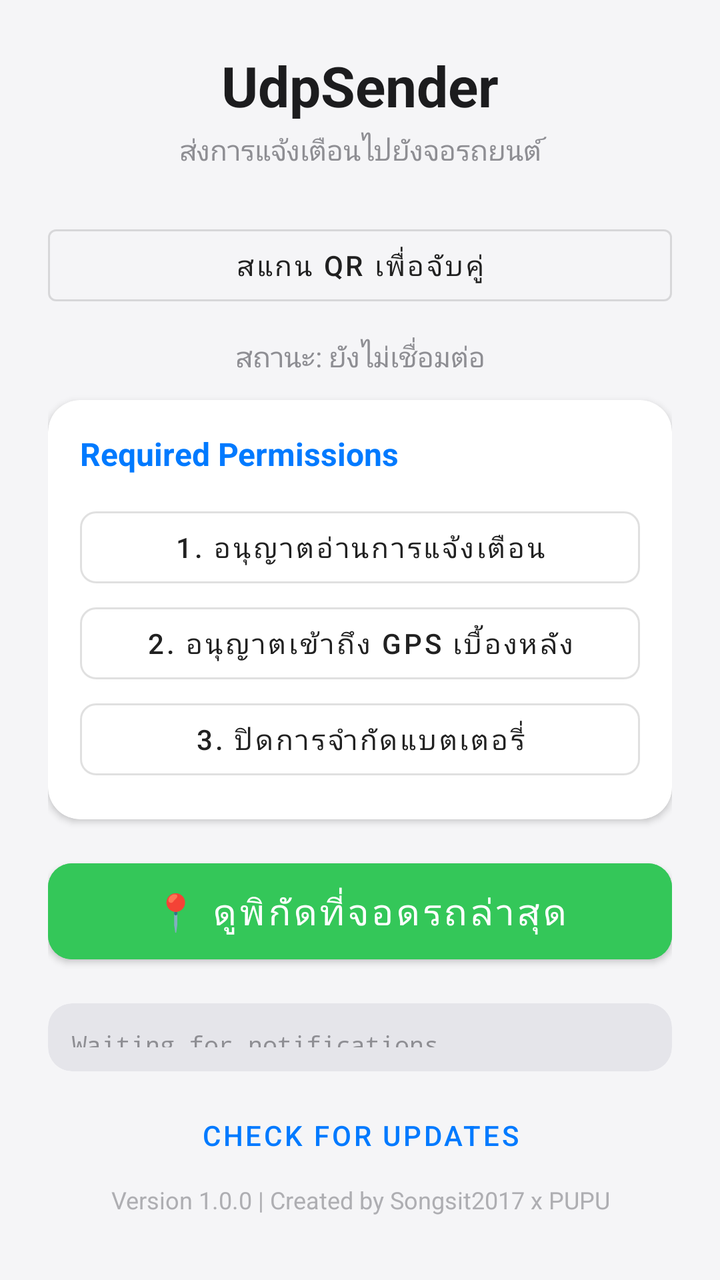
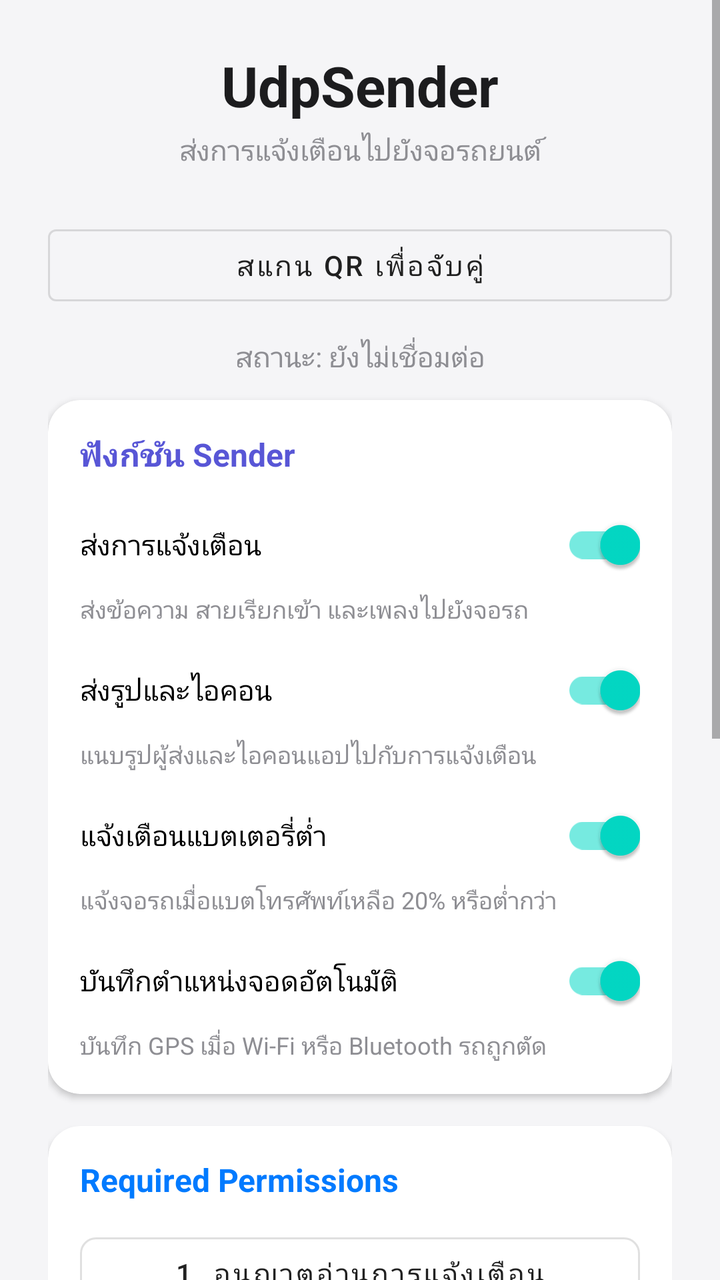

Screens rendered from an Android XML layout before and after an edit, with the pre-edit source and the edit as a unified diff.
<!-- AndroidManifest.xml: application theme Theme.MaterialComponents.DayNight.DarkActionBar -->
<!-- res/layout/activity_main.xml -->
<?xml version="1.0" encoding="utf-8"?>
<LinearLayout xmlns:android="http://schemas.android.com/apk/res/android"
    xmlns:app="http://schemas.android.com/apk/res-auto"
    android:layout_width="match_parent"
    android:layout_height="match_parent"
    android:orientation="vertical"
    android:background="#F5F5F7"
    android:padding="24dp">

    
    <TextView
        android:layout_width="match_parent"
        android:layout_height="wrap_content"
        android:text="UdpSender"
        android:textAlignment="center"
        android:textSize="28sp"
        android:textStyle="bold"
        android:textColor="#1C1C1E"
        android:layout_marginBottom="4dp"/>

    <TextView
        android:layout_width="match_parent"
        android:layout_height="wrap_content"
        android:text="ส่งการแจ้งเตือนไปยังจอรถยนต์"
        android:textAlignment="center"
        android:textSize="14sp"
        android:textColor="#8E8E93"
        android:layout_marginBottom="24dp"/>

    <com.google.android.material.button.MaterialButton
        android:id="@+id/btnScanPairingQr"
        style="@style/Widget.MaterialComponents.Button.OutlinedButton"
        android:layout_width="match_parent"
        android:layout_height="wrap_content"
        android:layout_marginBottom="12dp"
        android:text="สแกน QR เพื่อจับคู่" />

    <TextView
        android:id="@+id/tvConnectionStatus"
        android:layout_width="match_parent"
        android:layout_height="wrap_content"
        android:layout_marginBottom="12dp"
        android:text="สถานะ: ยังไม่เชื่อมต่อ"
        android:textAlignment="center"
        android:textColor="#8E8E93" />

    
    <com.google.android.material.card.MaterialCardView
        android:layout_width="match_parent"
        android:layout_height="wrap_content"
        android:layout_marginBottom="16dp"
        app:cardCornerRadius="16dp"
        app:cardElevation="2dp"
        app:strokeWidth="0dp">

        <LinearLayout
            android:layout_width="match_parent"
            android:layout_height="wrap_content"
            android:orientation="vertical"
            android:padding="16dp">

            <TextView
                android:layout_width="wrap_content"
                android:layout_height="wrap_content"
                android:text="Required Permissions"
                android:textStyle="bold"
                android:textColor="#007AFF"
                android:textSize="16sp"
                android:layout_marginBottom="12dp" />

            <com.google.android.material.button.MaterialButton
                android:id="@+id/btnOpenSettings"
                style="@style/Widget.MaterialComponents.Button.OutlinedButton"
                android:layout_width="match_parent"
                android:layout_height="wrap_content"
                android:text="1. อนุญาตอ่านการแจ้งเตือน"
                app:cornerRadius="8dp" />

            <com.google.android.material.button.MaterialButton
                android:id="@+id/btnReqLocation"
                style="@style/Widget.MaterialComponents.Button.OutlinedButton"
                android:layout_width="match_parent"
                android:layout_height="wrap_content"
                android:text="2. อนุญาตเข้าถึง GPS เบื้องหลัง"
                app:cornerRadius="8dp" />

            <com.google.android.material.button.MaterialButton
                android:id="@+id/btnReqBattery"
                style="@style/Widget.MaterialComponents.Button.OutlinedButton"
                android:layout_width="match_parent"
                android:layout_height="wrap_content"
                android:text="3. ปิดการจำกัดแบตเตอรี่"
                app:cornerRadius="8dp" />
        </LinearLayout>
    </com.google.android.material.card.MaterialCardView>

    <com.google.android.material.button.MaterialButton
        android:id="@+id/btnViewLocation"
        android:layout_width="match_parent"
        android:layout_height="60dp"
        android:layout_marginBottom="16dp"
        android:backgroundTint="#34C759"
        android:textColor="#FFFFFF"
        android:textSize="18sp"
        app:cornerRadius="12dp"
        android:text="📍 ดูพิกัดที่จอดรถล่าสุด" />

    <com.google.android.material.card.MaterialCardView
        android:layout_width="match_parent"
        android:layout_height="0dp"
        android:layout_weight="1"
        app:cardCornerRadius="12dp"
        app:cardElevation="0dp"
        app:cardBackgroundColor="#E5E5EA">
        
        <ScrollView
            android:layout_width="match_parent"
            android:layout_height="match_parent"
            android:padding="12dp">
            <TextView
                android:id="@+id/tvLog"
                android:layout_width="match_parent"
                android:layout_height="wrap_content"
                android:text="Waiting for notifications..."
                android:textSize="12sp"
                android:textColor="#8E8E93"
                android:fontFamily="monospace"/>
        </ScrollView>
    </com.google.android.material.card.MaterialCardView>

    <com.google.android.material.button.MaterialButton
        android:id="@+id/btnCheckUpdate"
        style="@style/Widget.MaterialComponents.Button.TextButton"
        android:layout_width="match_parent"
        android:layout_height="wrap_content"
        android:layout_marginTop="8dp"
        android:textColor="#007AFF"
        android:text="Check for Updates" />

    <TextView
        android:id="@+id/tvVersionInfo"
        android:layout_width="match_parent"
        android:layout_height="wrap_content"
        android:layout_marginBottom="8dp"
        android:text="Version 1.0.0 | Created by Songsit2017 x PUPU"
        android:textAlignment="center"
        android:textSize="12sp"
        android:textColor="#AEAEB2" />

</LinearLayout>
<!-- resources referenced by this layout -->
<resources>

</resources>

<!-- the commit's change to res/layout/activity_main.xml (unified diff, before → after) -->
@@ -1,8 +1,14 @@
 <?xml version="1.0" encoding="utf-8"?>
-<LinearLayout xmlns:android="http://schemas.android.com/apk/res/android"
+<ScrollView xmlns:android="http://schemas.android.com/apk/res/android"
     xmlns:app="http://schemas.android.com/apk/res-auto"
     android:layout_width="match_parent"
     android:layout_height="match_parent"
+    android:fillViewport="true"
+    android:background="#F5F5F7">
+
+<LinearLayout
+    android:layout_width="match_parent"
+    android:layout_height="wrap_content"
     android:orientation="vertical"
     android:background="#F5F5F7"
     android:padding="24dp">
@@ -43,6 +49,62 @@
         android:text="สถานะ: ยังไม่เชื่อมต่อ"
         android:textAlignment="center"
         android:textColor="#8E8E93" />
+
+    <com.google.android.material.card.MaterialCardView
+        android:layout_width="match_parent"
+        android:layout_height="wrap_content"
+        android:layout_marginBottom="16dp"
+        app:cardCornerRadius="16dp"
+        app:cardElevation="2dp">
+
+        <LinearLayout
+            android:layout_width="match_parent"
+            android:layout_height="wrap_content"
+            android:orientation="vertical"
+            android:padding="16dp">
+
+            <TextView
+                android:layout_width="wrap_content"
+                android:layout_height="wrap_content"
+                android:layout_marginBottom="10dp"
+                android:text="ฟังก์ชัน Sender"
+                android:textColor="#5856D6"
+                android:textSize="16sp"
+                android:textStyle="bold" />
+
+            <com.google.android.material.switchmaterial.SwitchMaterial
+                android:id="@+id/switchForwardNotifications"
+                android:layout_width="match_parent"
+                android:layout_height="wrap_content"
+                android:checked="true"
+                android:text="ส่งการแจ้งเตือน" />
+            <TextView android:layout_width="match_parent" android:layout_height="wrap_content" android:layout_marginBottom="8dp" android:text="ส่งข้อความ สายเรียกเข้า และเพลงไปยังจอรถ" android:textColor="#8E8E93" android:textSize="12sp" />
+
+            <com.google.android.material.switchmaterial.SwitchMaterial
+                android:id="@+id/switchSendImages"
+                android:layout_width="match_parent"
+                android:layout_height="wrap_content"
+                android:checked="true"
+                android:text="ส่งรูปและไอคอน" />
+            <TextView android:layout_width="match_parent" android:layout_height="wrap_content" android:layout_marginBottom="8dp" android:text="แนบรูปผู้ส่งและไอคอนแอปไปกับการแจ้งเตือน" android:textColor="#8E8E93" android:textSize="12sp" />
+
+            <com.google.android.material.switchmaterial.SwitchMaterial
+                android:id="@+id/switchBatteryAlert"
+                android:layout_width="match_parent"
+                android:layout_height="wrap_content"
+                android:checked="true"
+                android:text="แจ้งเตือนแบตเตอรี่ต่ำ" />
+            <TextView android:layout_width="match_parent" android:layout_height="wrap_content" android:layout_marginBottom="8dp" android:text="แจ้งจอรถเมื่อแบตโทรศัพท์เหลือ 20% หรือต่ำกว่า" android:textColor="#8E8E93" android:textSize="12sp" />
+
+            <com.google.android.material.switchmaterial.SwitchMaterial
+                android:id="@+id/switchAutoPark"
+                android:layout_width="match_parent"
+                android:layout_height="wrap_content"
+                android:checked="true"
+                android:text="บันทึกตำแหน่งจอดอัตโนมัติ" />
+            <TextView android:layout_width="match_parent" android:layout_height="wrap_content" android:text="บันทึก GPS เมื่อ Wi-Fi หรือ Bluetooth รถถูกตัด" android:textColor="#8E8E93" android:textSize="12sp" />
+        </LinearLayout>
+    </com.google.android.material.card.MaterialCardView>
 
     
     <com.google.android.material.card.MaterialCardView
@@ -107,8 +169,7 @@
 
     <com.google.android.material.card.MaterialCardView
         android:layout_width="match_parent"
-        android:layout_height="0dp"
-        android:layout_weight="1"
+        android:layout_height="140dp"
         app:cardCornerRadius="12dp"
         app:cardElevation="0dp"
         app:cardBackgroundColor="#E5E5EA">
@@ -148,3 +209,4 @@
         android:textColor="#AEAEB2" />
 
 </LinearLayout>
+</ScrollView>
